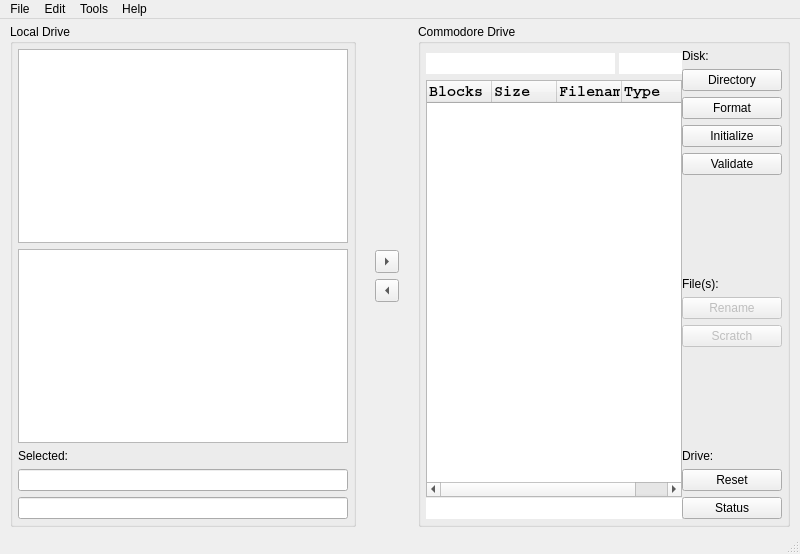
Qt form filewindow.ui (mveinot/QtCBM) before a commit.
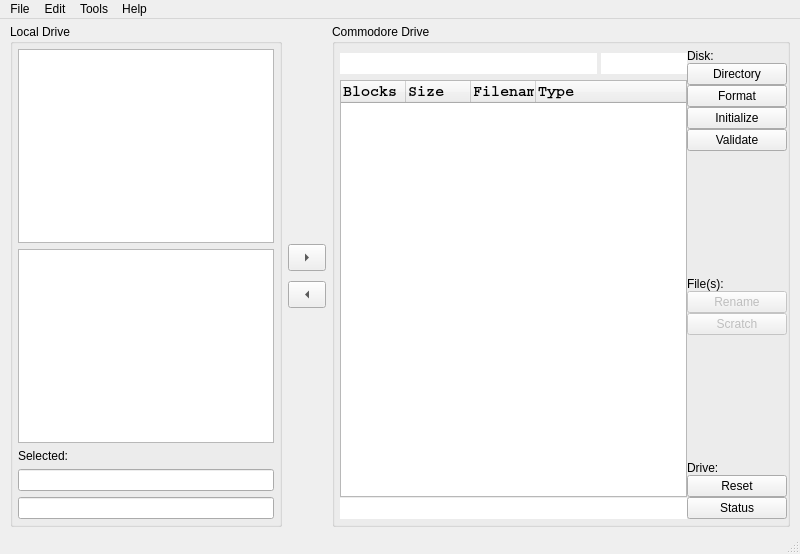
The same form after that commit. Icons and pictures are not drawn.

Commit message: Adjust layouts and font sizes slightly

The edit to the form file:
```diff
--- a/filewindow.ui
+++ b/filewindow.ui
@@ -33,6 +33,9 @@
     </property>
     <item>
      <layout class="QHBoxLayout" name="horizontalLayout">
+      <property name="spacing">
+       <number>0</number>
+      </property>
       <item>
        <widget class="QGroupBox" name="groupBox">
         <property name="title">
@@ -100,6 +103,18 @@
            </item>
            <item>
             <widget class="QFrame" name="frame_2">
+             <property name="sizePolicy">
+              <sizepolicy hsizetype="Minimum" vsizetype="Preferred">
+               <horstretch>0</horstretch>
+               <verstretch>0</verstretch>
+              </sizepolicy>
+             </property>
+             <property name="minimumSize">
+              <size>
+               <width>120</width>
+               <height>0</height>
+              </size>
+             </property>
              <property name="frameShape">
               <enum>QFrame::NoFrame</enum>
              </property>
@@ -127,11 +142,17 @@
                 <item>
                  <widget class="QTreeView" name="localFolders">
                   <property name="sizePolicy">
-                   <sizepolicy hsizetype="Preferred" vsizetype="Expanding">
+                   <sizepolicy hsizetype="Minimum" vsizetype="Expanding">
                     <horstretch>0</horstretch>
                     <verstretch>0</verstretch>
                    </sizepolicy>
                   </property>
+                  <property name="minimumSize">
+                   <size>
+                    <width>120</width>
+                    <height>0</height>
+                   </size>
+                  </property>
                   <property name="headerHidden">
                    <bool>true</bool>
                   </property>
@@ -140,11 +161,17 @@
                 <item>
                  <widget class="QListView" name="localFiles">
                   <property name="sizePolicy">
-                   <sizepolicy hsizetype="Preferred" vsizetype="Expanding">
+                   <sizepolicy hsizetype="Minimum" vsizetype="Expanding">
                     <horstretch>0</horstretch>
                     <verstretch>0</verstretch>
                    </sizepolicy>
                   </property>
+                  <property name="minimumSize">
+                   <size>
+                    <width>120</width>
+                    <height>0</height>
+                   </size>
+                  </property>
                   <property name="selectionMode">
                    <enum>QAbstractItemView::ExtendedSelection</enum>
                   </property>
@@ -154,6 +181,24 @@
                  <layout class="QVBoxLayout" name="verticalLayout_5">
                   <item>
                    <widget class="QLabel" name="label_6">
+                    <property name="sizePolicy">
+                     <sizepolicy hsizetype="Minimum" vsizetype="Preferred">
+                      <horstretch>0</horstretch>
+                      <verstretch>0</verstretch>
+                     </sizepolicy>
+                    </property>
+                    <property name="minimumSize">
+                     <size>
+                      <width>120</width>
+                      <height>0</height>
+                     </size>
+                    </property>
+                    <property name="baseSize">
+                     <size>
+                      <width>1</width>
+                      <height>0</height>
+                     </size>
+                    </property>
                     <property name="text">
                      <string>Selected:</string>
                     </property>
@@ -161,6 +206,18 @@
                   </item>
                   <item>
                    <widget class="QLineEdit" name="selectedKB">
+                    <property name="sizePolicy">
+                     <sizepolicy hsizetype="Minimum" vsizetype="Fixed">
+                      <horstretch>0</horstretch>
+                      <verstretch>0</verstretch>
+                     </sizepolicy>
+                    </property>
+                    <property name="minimumSize">
+                     <size>
+                      <width>120</width>
+                      <height>0</height>
+                     </size>
+                    </property>
                     <property name="readOnly">
                      <bool>true</bool>
                     </property>
@@ -168,6 +225,18 @@
                   </item>
                   <item>
                    <widget class="QLineEdit" name="selectedBlocks">
+                    <property name="sizePolicy">
+                     <sizepolicy hsizetype="Minimum" vsizetype="Fixed">
+                      <horstretch>0</horstretch>
+                      <verstretch>0</verstretch>
+                     </sizepolicy>
+                    </property>
+                    <property name="minimumSize">
+                     <size>
+                      <width>120</width>
+                      <height>0</height>
+                     </size>
+                    </property>
                     <property name="readOnly">
                      <bool>true</bool>
                     </property>
@@ -223,17 +292,31 @@
          </property>
          <item row="0" column="0">
           <layout class="QGridLayout" name="gridLayout">
+           <property name="horizontalSpacing">
+            <number>0</number>
+           </property>
+           <property name="verticalSpacing">
+            <number>10</number>
+           </property>
            <item row="1" column="0">
             <widget class="QToolButton" name="copyToCBM">
+             <property name="font">
+              <font>
+               <pointsize>11</pointsize>
+              </font>
+             </property>
              <property name="text">
               <string>-&gt;</string>
              </property>
              <property name="iconSize">
               <size>
-               <width>16</width>
-               <height>16</height>
+               <width>30</width>
+               <height>20</height>
               </size>
              </property>
+             <property name="autoRaise">
+              <bool>false</bool>
+             </property>
              <property name="arrowType">
               <enum>Qt::RightArrow</enum>
              </property>
@@ -257,9 +340,23 @@
              <property name="enabled">
               <bool>true</bool>
              </property>
+             <property name="font">
+              <font>
+               <pointsize>11</pointsize>
+              </font>
+             </property>
              <property name="text">
               <string>&lt;-</string>
              </property>
+             <property name="iconSize">
+              <size>
+               <width>30</width>
+               <height>20</height>
+              </size>
+             </property>
+             <property name="autoRaise">
+              <bool>false</bool>
+             </property>
              <property name="arrowType">
               <enum>Qt::LeftArrow</enum>
              </property>
@@ -289,6 +386,9 @@
          <string>Commodore Drive</string>
         </property>
         <layout class="QHBoxLayout" name="horizontalLayout_6">
+         <property name="spacing">
+          <number>0</number>
+         </property>
          <property name="leftMargin">
           <number>5</number>
          </property>
@@ -296,7 +396,7 @@
           <number>5</number>
          </property>
          <property name="rightMargin">
-          <number>5</number>
+          <number>0</number>
          </property>
          <property name="bottomMargin">
           <number>5</number>
@@ -539,6 +639,9 @@
               <number>0</number>
              </property>
              <layout class="QVBoxLayout" name="verticalLayout_8">
+              <property name="spacing">
+               <number>0</number>
+              </property>
               <property name="leftMargin">
                <number>0</number>
               </property>
@@ -553,6 +656,9 @@
               </property>
               <item>
                <layout class="QVBoxLayout" name="verticalLayout_7">
+                <property name="spacing">
+                 <number>-1</number>
+                </property>
                 <item>
                  <widget class="QLabel" name="label_3">
                   <property name="text">
```
The commit also changes 1 other file.
